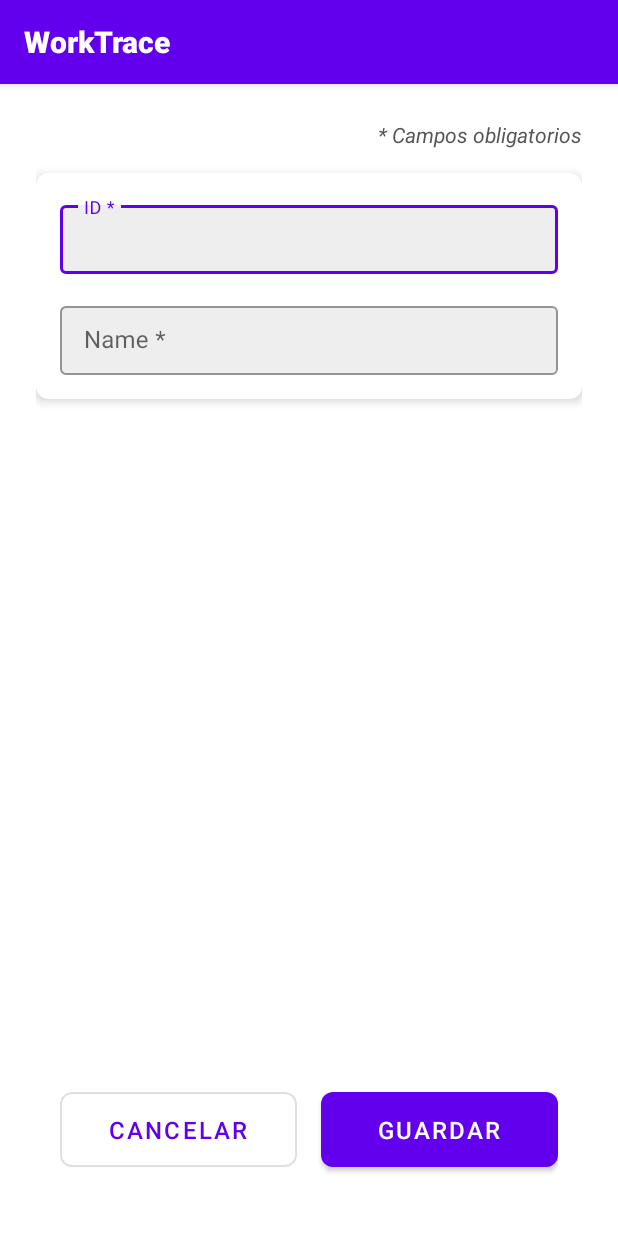
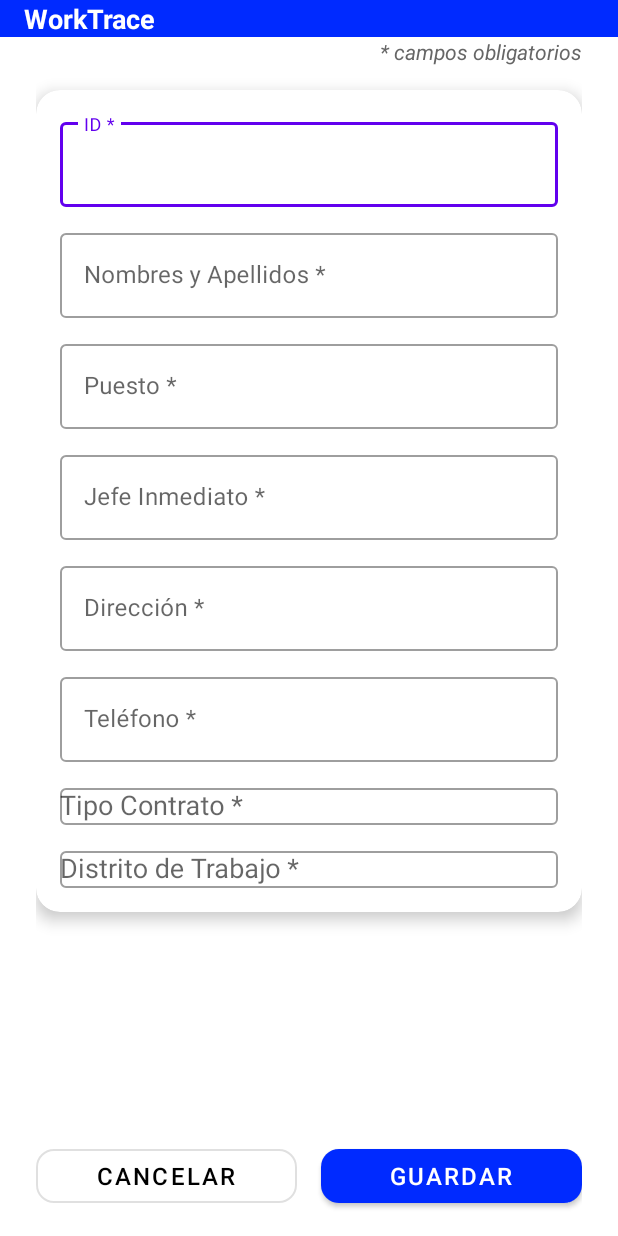
Before and after one commit to sourcecodedev/WorkTrace, an Android app: the layout activity_admin_add_worker.xml on its own in the app's theme, with its tools: preview values and no code run, on a phone screen of 412 x 824 dp. Run offline under Robolectric (Android 15) with nearby library versions, the phone set to English and light mode, and no system bars.

Commit message:
homologar Nombres Activity y Layout

```diff
--- a/app/src/main/java/com/upc/worktrace/DetallesTrabajadorActivity.kt
+++ b/app/src/main/java/com/upc/worktrace/AdminWorkerDetailActivity.kt
@@ -7,7 +7,7 @@ import android.widget.TextView
 import android.widget.Toast
 import com.google.android.material.button.MaterialButton
 
-class DetallesTrabajadorActivity : BaseActivity() {
+class AdminWorkerDetailActivity : BaseActivity() {
 
     private lateinit var tvId: TextView
     private lateinit var tvNombre: TextView
@@ -17,7 +17,7 @@ class DetallesTrabajadorActivity : BaseActivity() {
     override fun onCreate(savedInstanceState: Bundle?) {
         try {
             super.onCreate(savedInstanceState)
-            setContentView(R.layout.activity_detalles_trabajador)
+            setContentView(R.layout.activity_admin_worker_detail)
 
             // Obtener datos del intent
             val id = intent.getStringExtra("TRABAJADOR_ID") ?: ""
--- a/app/src/main/java/com/upc/worktrace/MainActivity.kt
+++ b/app/src/main/java/com/upc/worktrace/MainActivity.kt
@@ -69,7 +69,7 @@ class MainActivity : BaseActivity() {
     private fun setupClickListeners() {
         // Configurar listeners
         cvGestionarTrabajadores.setOnClickListener {
-            val intent = Intent(this, TrabajadoresActivity::class.java)
+            val intent = Intent(this, AdminManageWorkersActivity::class.java)
             startActivity(intent)
         }
 
--- a/app/src/main/java/com/upc/worktrace/VerHorarioActivity.kt
+++ b/app/src/main/java/com/upc/worktrace/WorkerAssignedScheduleActivity.kt
@@ -4,10 +4,10 @@ import android.os.Bundle
 import androidx.appcompat.app.AppCompatActivity
 import com.google.android.material.button.MaterialButton
 
-class VerHorarioActivity : AppCompatActivity() {
+class WorkerAssignedScheduleActivity : AppCompatActivity() {
     override fun onCreate(savedInstanceState: Bundle?) {
         super.onCreate(savedInstanceState)
-        setContentView(R.layout.activity_ver_horario)
+        setContentView(R.layout.activity_worker_assigned_schedule)
 
         val btnVolver = findViewById<MaterialButton>(R.id.btnVolver)
         btnVolver.setOnClickListener {
--- a/app/src/main/java/com/upc/worktrace/MarcarEntradaActivity.kt
+++ b/app/src/main/java/com/upc/worktrace/WorkerCheckInActivity.kt
@@ -8,7 +8,7 @@ import androidx.appcompat.app.AppCompatActivity
 import java.text.SimpleDateFormat
 import java.util.*
 
-class MarcarEntradaActivity : AppCompatActivity() {
+class WorkerCheckInActivity : AppCompatActivity() {
     private lateinit var tvFecha: TextView
     private lateinit var tvHora: TextView
     private val handler = Handler(Looper.getMainLooper())
@@ -31,7 +31,7 @@ class MarcarEntradaActivity : AppCompatActivity() {
 
     override fun onCreate(savedInstanceState: Bundle?) {
         super.onCreate(savedInstanceState)
-        setContentView(R.layout.activity_marcar_entrada)
+        setContentView(R.layout.activity_worker_check_in)
 
         tvFecha = findViewById(R.id.tvFecha)
         tvHora = findViewById(R.id.tvHora)
--- a/app/src/main/java/com/upc/worktrace/miselaneos/Instrucciones.txt
+++ b/app/src/main/java/com/upc/worktrace/miselaneos/Instrucciones.txt
@@ -31,7 +31,7 @@ Asignaciones de Capas del Sistema WorkTrace
 | Administrador - Historial de Asistencia | Yhimy      | `AdminAttendanceHistoryActivity`  |
 | Administrador - Rastreo Asistencia      | Ever       | `AdminAttendanceTrackingActivity` |
 | Administrador - Reporte                 | Jimi       | `AdminReportActivity`             |
-| Trabajador - Usuario                    | Harol      | `WorkerProfileActivity`           |
+| Trabajador - Usuario                    | Harol      | `WorkerMainProfileActivity`           |
 | Trabajador - Marcar Entrada             | Yhimy      | `WorkerCheckInActivity`           |
 | Trabajador - Marcar Salida              | Ever       | `WorkerCheckOutActivity`          |
 | Trabajador - Horario Asignado           | Harol      | `WorkerAssignedScheduleActivity`  |
--- a/app/src/main/res/layout/activity_admin_add_worker.xml
+++ b/app/src/main/res/layout/activity_admin_add_worker.xml
@@ -7,6 +7,7 @@
     tools:context=".AdminAddWorkerActivity"
     android:fitsSystemWindows="true">
 
+    <!-- Toolbar general -->
     <include
         android:id="@+id/toolbar"
         layout="@layout/toolbar_worktrace"
@@ -14,34 +15,41 @@
         android:layout_height="wrap_content"
         app:layout_constraintTop_toTopOf="parent" />
 
+    <!-- Contenedor principal -->
     <androidx.constraintlayout.widget.ConstraintLayout
         android:layout_width="match_parent"
         android:layout_height="0dp"
-        android:padding="24dp"
+        android:paddingHorizontal="24dp"
         app:layout_constraintTop_toBottomOf="@id/toolbar"
         app:layout_constraintBottom_toBottomOf="parent">
 
+        <!-- Texto de campos obligatorios -->
         <TextView
             android:id="@+id/tvRequiredFields"
             android:layout_width="wrap_content"
             android:layout_height="wrap_content"
-            android:text="@string/item_add_work_TextView_RequiredFields"
+            android:text="* campos obligatorios"
             android:textSize="14sp"
             android:textStyle="italic"
-            android:textColor="@color/dark_gray"
-            app:layout_constraintEnd_toEndOf="parent"
-            app:layout_constraintTop_toTopOf="parent" />
+            android:textColor="#666666"
+            app:layout_constraintTop_toTopOf="parent"
+            app:layout_constraintEnd_toEndOf="parent" />
 
+        <!-- CardView con formulario -->
         <androidx.cardview.widget.CardView
             android:id="@+id/cvForm"
             android:layout_width="0dp"
             android:layout_height="wrap_content"
             android:layout_marginTop="16dp"
-            app:cardCornerRadius="8dp"
-            app:cardElevation="4dp"
-            app:layout_constraintEnd_toEndOf="parent"
+            app:cardCornerRadius="16dp"
+            app:cardElevation="6dp"
+            app:layout_constraintTop_toBottomOf="@id/tvRequiredFields"
             app:layout_constraintStart_toStartOf="parent"
-            app:layout_constraintTop_toBottomOf="@+id/tvRequiredFields">
+            app:layout_constraintEnd_toEndOf="parent">
+
+            <ScrollView
+                android:layout_width="match_parent"
+                android:layout_height="wrap_content">
 
                 <LinearLayout
                     android:layout_width="match_parent"
@@ -53,71 +61,150 @@
                         android:id="@+id/etId"
                         android:layout_width="match_parent"
                         android:layout_height="wrap_content"
-                    app:boxBackgroundColor="@color/light_gray"
-                    android:hint="@string/item_add_work_TextView_input_id"
+                        android:hint="ID *"
                         style="@style/Widget.MaterialComponents.TextInputLayout.OutlinedBox">
 
                         <com.google.android.material.textfield.TextInputEditText
                             android:layout_width="match_parent"
                             android:layout_height="wrap_content"
-                        android:inputType="text"
-                        android:padding="12dp" />
+                            android:inputType="text" />
                     </com.google.android.material.textfield.TextInputLayout>
 
                     <com.google.android.material.textfield.TextInputLayout
                         android:id="@+id/etNombre"
                         android:layout_width="match_parent"
                         android:layout_height="wrap_content"
-                    android:layout_marginTop="16dp"
-                    app:boxBackgroundColor="@color/light_gray"
-                    android:hint="@string/item_add_work_TextView_input_name"
+                        android:layout_marginTop="12dp"
+                        android:hint="Nombres y Apellidos *"
                         style="@style/Widget.MaterialComponents.TextInputLayout.OutlinedBox">
 
                         <com.google.android.material.textfield.TextInputEditText
                             android:layout_width="match_parent"
                             android:layout_height="wrap_content"
-                        android:inputType="text"
-                        android:padding="12dp" />
+                            android:inputType="textPersonName" />
+                    </com.google.android.material.textfield.TextInputLayout>
+
+                    <com.google.android.material.textfield.TextInputLayout
+                        android:id="@+id/etPuesto"
+                        android:layout_width="match_parent"
+                        android:layout_height="wrap_content"
+                        android:layout_marginTop="12dp"
+                        android:hint="Puesto *"
+                        style="@style/Widget.MaterialComponents.TextInputLayout.OutlinedBox">
+
+                        <com.google.android.material.textfield.TextInputEditText
+                            android:layout_width="match_parent"
+                            android:layout_height="wrap_content"
+                            android:inputType="text" />
+                    </com.google.android.material.textfield.TextInputLayout>
+
+                    <com.google.android.material.textfield.TextInputLayout
+                        android:id="@+id/etJefe"
+                        android:layout_width="match_parent"
+                        android:layout_height="wrap_content"
+                        android:layout_marginTop="12dp"
+                        android:hint="Jefe Inmediato *"
+                        style="@style/Widget.MaterialComponents.TextInputLayout.OutlinedBox">
+
+                        <com.google.android.material.textfield.TextInputEditText
+                            android:layout_width="match_parent"
+                            android:layout_height="wrap_content"
+                            android:inputType="text" />
+                    </com.google.android.material.textfield.TextInputLayout>
+
+                    <com.google.android.material.textfield.TextInputLayout
+                        android:id="@+id/etDireccion"
+                        android:layout_width="match_parent"
+                        android:layout_height="wrap_content"
+                        android:layout_marginTop="12dp"
+                        android:hint="Dirección *"
+                        style="@style/Widget.MaterialComponents.TextInputLayout.OutlinedBox">
+
+                        <com.google.android.material.textfield.TextInputEditText
+                            android:layout_width="match_parent"
+                            android:layout_height="wrap_content"
+                            android:inputType="textPostalAddress" />
+                    </com.google.android.material.textfield.TextInputLayout>
+
+                    <com.google.android.material.textfield.TextInputLayout
+                        android:id="@+id/etTelefono"
+                        android:layout_width="match_parent"
+                        android:layout_height="wrap_content"
+                        android:layout_marginTop="12dp"
+                        android:hint="Teléfono *"
+                        style="@style/Widget.MaterialComponents.TextInputLayout.OutlinedBox">
+
+                        <com.google.android.material.textfield.TextInputEditText
+                            android:layout_width="match_parent"
+                            android:layout_height="wrap_content"
+                            android:inputType="phone" />
+                    </com.google.android.material.textfield.TextInputLayout>
+
+                    <com.google.android.material.textfield.TextInputLayout
+                        android:id="@+id/etTipoContrato"
+                        android:layout_width="match_parent"
+                        android:layout_height="wrap_content"
+                        android:layout_marginTop="12dp"
+                        android:hint="Tipo Contrato *"
+                        style="@style/Widget.MaterialComponents.TextInputLayout.OutlinedBox">
+
+                        <AutoCompleteTextView
+                            android:layout_width="match_parent"
+                            android:layout_height="wrap_content"
+                            android:inputType="none" />
+                    </com.google.android.material.textfield.TextInputLayout>
+
+                    <com.google.android.material.textfield.TextInputLayout
+                        android:id="@+id/etDistrito"
+                        android:layout_width="match_parent"
+                        android:layout_height="wrap_content"
+                        android:layout_marginTop="12dp"
+                        android:hint="Distrito de Trabajo *"
+                        style="@style/Widget.MaterialComponents.TextInputLayout.OutlinedBox">
+
+                        <AutoCompleteTextView
+                            android:layout_width="match_parent"
+                            android:layout_height="wrap_content"
+                            android:inputType="none" />
                     </com.google.android.material.textfield.TextInputLayout>
 
                 </LinearLayout>
+            </ScrollView>
         </androidx.cardview.widget.CardView>
 
-        <!-- Contenedor para los botones -->
+        <!-- Botones inferiores -->
         <LinearLayout
             android:layout_width="0dp"
             android:layout_height="wrap_content"
             android:orientation="horizontal"
-            android:layout_marginHorizontal="16dp"
+            android:layout_marginTop="16dp"
             android:layout_marginBottom="16dp"
             app:layout_constraintBottom_toBottomOf="parent"
-            app:layout_constraintEnd_toEndOf="parent"
-            app:layout_constraintStart_toStartOf="parent">
+            app:layout_constraintStart_toStartOf="parent"
+            app:layout_constraintEnd_toEndOf="parent">
 
-            <!-- Botón Cancelar -->
             <com.google.android.material.button.MaterialButton
                 android:id="@+id/btnCancelar"
                 android:layout_width="0dp"
                 android:layout_height="wrap_content"
                 android:layout_weight="1"
-                android:text="@string/item_add_work_Button_input_Cancel"
+                android:text="Cancelar"
                 android:textSize="16sp"
-                android:padding="14dp"
-                app:cornerRadius="8dp"
-                android:layout_marginEnd="8dp"
+                app:cornerRadius="12dp"
                 style="@style/Widget.MaterialComponents.Button.OutlinedButton"
-                android:textColor="@color/purple_500" />
+                android:textColor="@color/black"
+                android:layout_marginEnd="8dp" />
 
-            <!-- Botón Guardar -->
             <com.google.android.material.button.MaterialButton
                 android:id="@+id/btnGuardar"
                 android:layout_width="0dp"
                 android:layout_height="wrap_content"
                 android:layout_weight="1"
-                android:text="@string/item_add_work_Button_input_save"
+                android:text="Guardar"
                 android:textSize="16sp"
-                android:padding="14dp"
-                app:cornerRadius="8dp"
+                app:cornerRadius="12dp"
+                app:backgroundTint="#002AFF"
+                android:textColor="@android:color/white"
                 android:layout_marginStart="8dp" />
 
         </LinearLayout>
--- a/app/src/main/res/layout/activity_trabajadores.xml
+++ b/app/src/main/res/layout/activity_admin_manage_workers.xml
@@ -4,7 +4,7 @@
     xmlns:tools="http://schemas.android.com/tools"
     android:layout_width="match_parent"
     android:layout_height="match_parent"
-    tools:context=".TrabajadoresActivity"
+    tools:context=".AdminManageWorkersActivity"
     android:fitsSystemWindows="true">
 
     <include
--- a/app/src/main/res/layout/toolbar_worktrace.xml
+++ b/app/src/main/res/layout/toolbar_worktrace.xml
@@ -1,13 +1,22 @@
 <?xml version="1.0" encoding="utf-8"?>
-<androidx.appcompat.widget.Toolbar xmlns:android="http://schemas.android.com/apk/res/android"
+<androidx.constraintlayout.widget.ConstraintLayout xmlns:android="http://schemas.android.com/apk/res/android"
     xmlns:app="http://schemas.android.com/apk/res-auto"
+    android:layout_width="match_parent"
+    android:layout_height="60dp"
     android:id="@+id/toolbar_worktrace"
-    android:layout_width="match_parent"
-    android:layout_height="?attr/actionBarSize"
-    android:background="@color/purple_500"
-    android:elevation="4dp"
-    android:theme="@style/ThemeOverlay.AppCompat.Dark.ActionBar"
-    app:popupTheme="@style/ThemeOverlay.AppCompat.Light"
-    android:fitsSystemWindows="false"
-    app:titleTextAppearance="@style/WorkTraceToolbarTitle"
-    app:title="@string/app_name" />
+    android:background="#002AFF">
+
+    <TextView
+        android:id="@+id/tvHeaderTitle"
+        android:layout_width="wrap_content"
+        android:layout_height="wrap_content"
+        android:text="WorkTrace"
+        android:textColor="#FFFFFF"
+        android:textSize="18sp"
+        android:textStyle="bold"
+        app:layout_constraintStart_toStartOf="parent"
+        app:layout_constraintBottom_toBottomOf="parent"
+        app:layout_constraintTop_toTopOf="parent"
+        android:layout_marginStart="16dp" />
+
+</androidx.constraintlayout.widget.ConstraintLayout>
--- a/app/src/main/res/values/strings.xml
+++ b/app/src/main/res/values/strings.xml
@@ -5,7 +5,7 @@
     <string name="item_login_logo_content_description">Logo de WorkTrace</string>
     <string name="item_login_input_user">Usuario</string>
     <string name="item_login_input_password">Contraseña</string>
-    <string name="item_login_btn_ingresar">Contraseña</string>
+    <string name="item_login_btn_ingresar">Continuar</string>
 
     <string name="item_main_content_description">Logo de WorkTrace</string>
     <string name="item_main_menu_title">Menú Principal (Administrador)</string>
```
Also changed, not shown: app/src/main/AndroidManifest.xml (+5 -5 lines), app/src/main/java/com/upc/worktrace/AdminManageWorkersActivity.kt (renamed from app/src/main/java/com/upc/worktrace/TrabajadoresActivity.kt, +3 -4 lines), app/src/main/java/com/upc/worktrace/WorkerMainProfileActivity.kt (renamed from app/src/main/java/com/upc/worktrace/MarcacionUsuarioActivity.kt, +4 -4 lines), app/src/main/java/com/upc/worktrace/ui/LoginActivity.kt (+3 -4 lines), app/src/main/res/layout/activity_worker_check_in.xml (renamed from app/src/main/res/layout/activity_marcar_entrada.xml, +52 -22 lines), app/src/main/res/layout/activity_admin_worker_detail.xml (renamed from app/src/main/res/layout/activity_detalles_trabajador.xml), app/src/main/res/layout/activity_worker_assigned_schedule.xml (renamed from app/src/main/res/layout/activity_ver_horario.xml), app/src/main/res/layout/activity_worker_main_profile.xml (renamed from app/src/main/res/layout/activity_marcacion_usuario.xml). Lines whose indentation alone changed are shown as unchanged.
